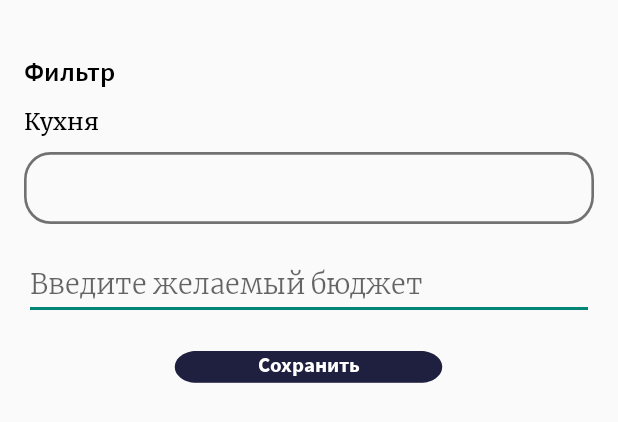
After one commit to emiliamam/FoodForMood, an Android app built with Jetpack Compose: the layout filter_dialog.xml on its own in the app's theme, with its tools: preview values and no code run, on a phone screen of 412 x 824 dp. The commit adds this screen. Shown: the top 422 px of the screen. Run offline under Robolectric (Android 15) with nearby library versions, the phone set to English and light mode, and no system bars.

Commit message:
filter, settings, mainpage update

```diff
--- a/app/src/main/AndroidManifest.xml
+++ b/app/src/main/AndroidManifest.xml
@@ -32,6 +32,7 @@
         </activity>
         <activity android:name=".activity.RegistrationActivity" />
         <activity android:name=".activity.LoginActivity" />
+        <activity android:name=".activity.MainPageActivity" />
         <activity android:name=".activity.ForgotPasswordActivity" />
         <activity android:name=".activity.ForgotPasswordEmailActivity" />
     </application>
--- /dev/null
+++ b/app/src/main/res/drawable/filter_kitchen_rectangle.xml
@@ -0,0 +1,12 @@
+<vector xmlns:android="http://schemas.android.com/apk/res/android"
+    android:width="217dp"
+    android:height="26dp"
+    android:viewportWidth="217"
+    android:viewportHeight="26">
+
+  <path
+      android:strokeWidth="1"
+      android:pathData="M10,0.5L207,0.5A9.5,9.5 0,0 1,216.5 10L216.5,16A9.5,9.5 0,0 1,207 25.5L10,25.5A9.5,9.5 0,0 1,0.5 16L0.5,10A9.5,9.5 0,0 1,10 0.5z"
+      android:fillColor="#00000000"
+      android:strokeColor="#717171"/>
+</vector>
--- /dev/null
+++ b/app/src/main/res/layout/filter_dialog.xml
@@ -0,0 +1,61 @@
+<?xml version="1.0" encoding="utf-8"?>
+<LinearLayout
+    xmlns:android="http://schemas.android.com/apk/res/android"
+    android:layout_width="match_parent"
+    android:layout_height="wrap_content"
+    android:orientation="vertical"
+    android:background="@android:color/transparent"
+    android:padding="16dp">
+
+    <TextView
+        android:id="@+id/filter_title"
+        android:layout_width="match_parent"
+        android:layout_height="wrap_content"
+        android:text="Фильтр"
+        android:layout_marginTop="20dp"
+        android:fontFamily="@font/source_sans_pro_semi_bold"
+        android:textColor="@color/black"
+        android:textSize="18sp"
+        />
+    <TextView
+        android:id="@+id/kitchen_choose_text"
+        android:layout_width="match_parent"
+        android:layout_height="wrap_content"
+        android:layout_marginTop="10dp"
+        android:text="Кухня"
+        android:textColor="@color/black"
+        android:fontFamily="@font/merriweather_regular"
+        android:textSize="15sp"
+        />
+
+    <Spinner
+        android:id="@+id/filter_spinner"
+        android:layout_width="match_parent"
+        android:layout_height="48dp"
+        android:layout_marginTop="10dp"
+        android:gravity="start|top"
+        android:background="@drawable/filter_kitchen_rectangle"
+        android:drawableRight="@drawable/ic_arrow_down" />
+
+    <EditText
+        android:id="@+id/filet_edit_budget"
+        android:layout_width="match_parent"
+        android:layout_height="48dp"
+        android:layout_marginTop="16dp"
+        android:hint="Введите желаемый бюджет"
+        android:fontFamily="@font/merriweather_light"
+        android:inputType="number" />
+
+    <Button
+        android:id="@+id/filter_save_button"
+        android:layout_width="180dp"
+        android:layout_height="60dp"
+        android:layout_marginTop="20dp"
+        android:layout_gravity="center"
+        android:gravity="top|center_horizontal"
+        android:background="@drawable/details_button"
+        android:textColor="@color/white"
+        android:textAllCaps="false"
+        android:fontFamily="@font/source_sans_pro_bold"
+        android:text="Сохранить" />
+</LinearLayout>
--- a/app/src/main/res/values/strings.xml
+++ b/app/src/main/res/values/strings.xml
@@ -4,4 +4,10 @@
     <string name="title_home">Home</string>
     <string name="title_dashboard">Dashboard</string>
     <string name="title_notifications">Notifications</string>
+    <string-array name="cuisine_array">
+        <item>Выберите кухню</item>
+        <item>Итальянская</item>
+        <item>Французская</item>
+        <item>Японская</item>
+    </string-array>
 </resources>
```
Also changed, not shown: app/src/main/java/com/example/foodmood/activity/MainActivity.kt (+8 -0 lines), app/src/main/java/com/example/foodmood/activity/MainPageActivity.kt (added, +61 -0 lines), app/src/main/res/layout/restraunt_cards.xml (+25 -8 lines), app/src/main/res/layout/settings.xml (added, +108 -0 lines), app/src/main/res/drawable/ic_arrow_down.png (added).
